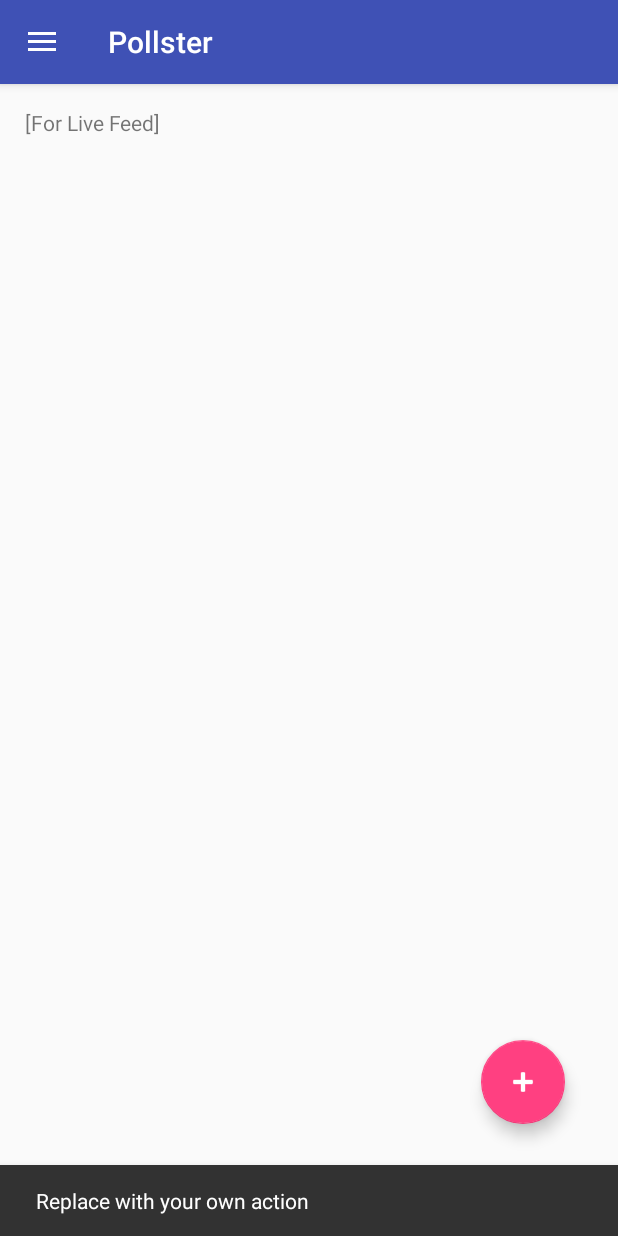
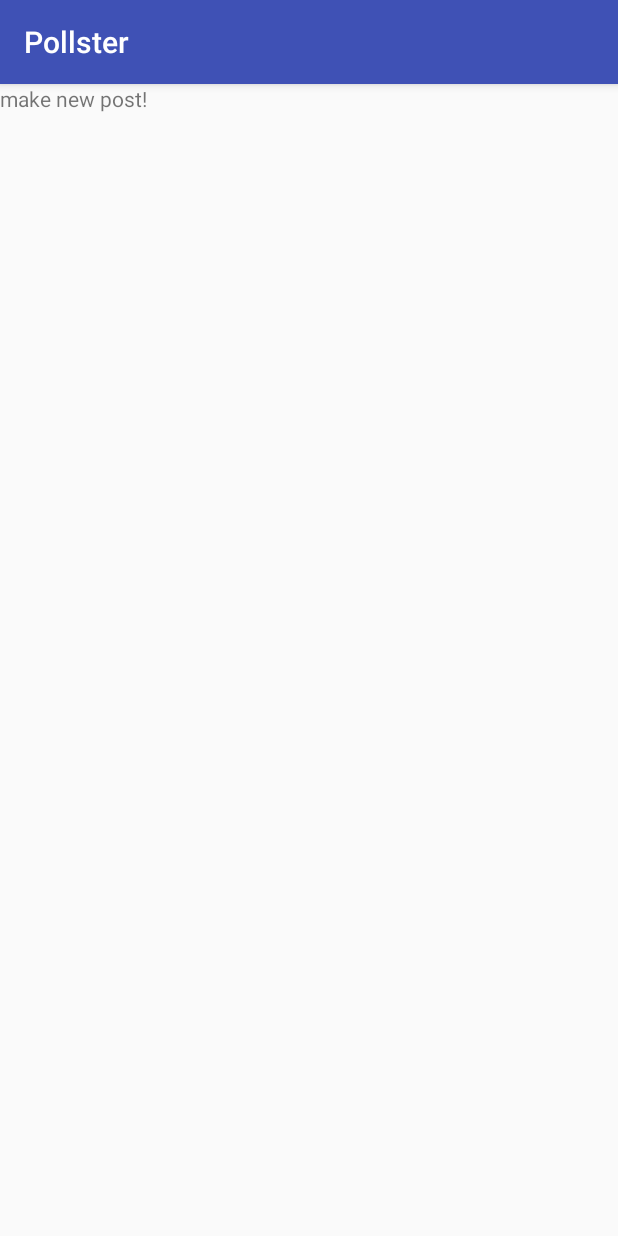
Before and after one commit to nachmikott/Pollster, an Android app: the LiveFeedActivity screen opened directly, with no data from a screen before it, after a tap on an icon or button, on a phone screen of 412 x 824 dp. Run offline under Robolectric (Android 15) with nearby library versions, the phone set to English and light mode, and no system bars.

```diff
--- a/app/src/main/AndroidManifest.xml
+++ b/app/src/main/AndroidManifest.xml
@@ -25,6 +25,7 @@
             android:parentActivityName=".LiveFeedActivity" />
         <activity android:name=".CategoriesActivity"/>
         <activity android:name=".MyVotesActivity"/>
+        <activity android:name=".NewPostActivity"/>
     </application>
 
 </manifest>
--- a/app/src/main/java/edu/umd/cs/pollsternav/LiveFeedActivity.java
+++ b/app/src/main/java/edu/umd/cs/pollsternav/LiveFeedActivity.java
@@ -28,8 +28,11 @@ public class LiveFeedActivity extends AppCompatActivity
         fab.setOnClickListener(new View.OnClickListener() {
             @Override
             public void onClick(View view) {
-                Snackbar.make(view, "Replace with your own action", Snackbar.LENGTH_LONG)
-                        .setAction("Action", null).show();
+
+                //Go to the new post screen
+                Intent intent = new Intent(getBaseContext(), NewPostActivity.class);
+                startActivity(intent);
+
             }
         });
 
--- a/app/src/main/java/edu/umd/cs/pollsternav/LoginFragment.java
+++ b/app/src/main/java/edu/umd/cs/pollsternav/LoginFragment.java
@@ -210,15 +210,15 @@ public class LoginFragment extends Fragment {
 
     public void click_login() {
 
-        Boolean verified = true;
-
         String enteredUser = user_et.getText().toString();
         String enteredPass = pass_et.getText().toString();
 
         //TODO: Check if it is in the database
 
+        Boolean verified = (enteredUser.length() > 0 && enteredPass.length() > 0);
+
         if (verified == false) {
-            Toast.makeText(getActivity(), "Incorrect username or password",
+            Toast.makeText(getActivity(), "Incorrect username or password (for testing, just enter any user/pass)",
                     Toast.LENGTH_SHORT).show();
             return;
         }
@@ -229,7 +229,7 @@ public class LoginFragment extends Fragment {
 
     //Start the feed activity, passing the username to it
     public void login_complete(String user) {
-        Toast.makeText(getActivity(), "Starting the feed activity",
+        Toast.makeText(getActivity(), "Starting the feed activity for user: "+user,
                 Toast.LENGTH_SHORT).show();
 
         Intent intent = new Intent(activity, LiveFeedActivity.class);
--- /dev/null
+++ b/app/src/main/java/edu/umd/cs/pollsternav/NewPostActivity.java
@@ -0,0 +1,19 @@
+package edu.umd.cs.pollsternav;
+
+import android.os.Bundle;
+
+/**
+ * Created by Creed on 4/24/2017.
+ */
+
+public class NewPostActivity extends SingleFragmentActivity {
+
+    protected void onCreate(Bundle savedInstanceState) {
+        super.onCreate(savedInstanceState);
+    }
+
+    public NewPostFragment createFragment() {
+        return NewPostFragment.newInstance();
+    }
+
+}
--- /dev/null
+++ b/app/src/main/java/edu/umd/cs/pollsternav/NewPostFragment.java
@@ -0,0 +1,59 @@
+package edu.umd.cs.pollsternav;
+
+/**
+ * Created by Creed on 4/24/2017.
+ */
+
+import android.app.Activity;
+import android.app.AlertDialog;
+import android.content.Context;
+import android.content.DialogInterface;
+import android.content.Intent;
+import android.graphics.PorterDuff;
+import android.net.Uri;
+import android.os.Bundle;
+import android.support.v4.app.Fragment;
+import android.support.v7.widget.LinearLayoutManager;
+import android.support.v7.widget.RecyclerView;
+import android.text.InputFilter;
+import android.text.InputType;
+import android.text.Spanned;
+import android.util.Log;
+import android.view.LayoutInflater;
+import android.view.View;
+import android.view.ViewGroup;
+import android.view.inputmethod.InputMethodManager;
+import android.widget.Button;
+import android.widget.EditText;
+import android.widget.LinearLayout;
+import android.widget.Toast;
+
+
+
+/*  Currently the login system just stores in memory (not a real login system).
+
+    We may want to make this either SQLite or a real database using a REST API and some cloud server
+    like Heroku or AWS or something.
+*/
+
+public class NewPostFragment extends Fragment {
+
+    Activity activity;
+
+    @Override
+    public void onCreate(Bundle savedInstanceState) {
+        super.onCreate(savedInstanceState);
+    }
+
+    public View onCreateView(LayoutInflater inflater, ViewGroup container, Bundle savedInstanceState) {
+        View view = inflater.inflate(R.layout.fragment_newpost, container, false);
+        activity = getActivity();
+
+        return view;
+    }
+
+    public static NewPostFragment newInstance() {
+        return new NewPostFragment();
+    }
+
+}
--- /dev/null
+++ b/app/src/main/res/layout/fragment_newpost.xml
@@ -0,0 +1,11 @@
+<?xml version="1.0" encoding="utf-8"?>
+<LinearLayout xmlns:android="http://schemas.android.com/apk/res/android"
+    android:orientation="vertical" android:layout_width="match_parent"
+    android:layout_height="match_parent">
+
+    <TextView
+        android:text="make new post!"
+        android:layout_width="match_parent"
+        android:layout_height="wrap_content"
+        android:id="@+id/textView" />
+</LinearLayout>
```
